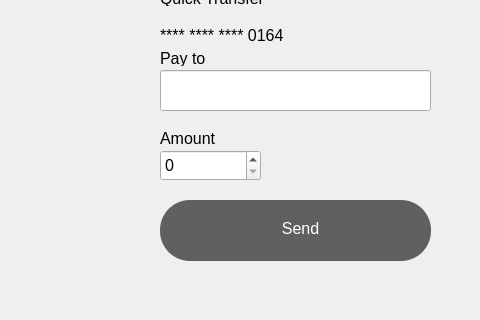
First picture: the form in forms/mainwindow.ui, repository IVAndreev21/YRT, before the edit; both pictures show x 800 to 1280 and y 400 to 720 of the 1280 by 720 pixel window.
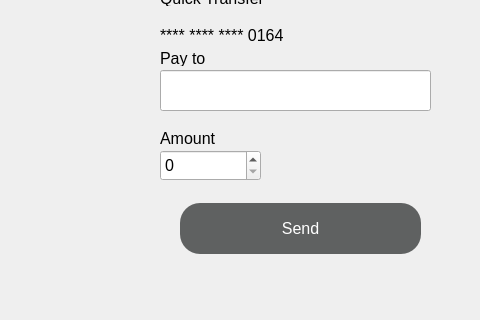
Second picture: the form after the edit. The open tabs and pages were chosen to show the change. Icons and pictures are not drawn.

```diff
--- a/forms/mainwindow.ui
+++ b/forms/mainwindow.ui
@@ -611,8 +611,15 @@
       </font>
      </property>
      <property name="styleSheet">
-      <string notr="true">border-radius:15px;
-color:white</string>
+      <string notr="true">QPushButton{
+background-color: rgb(95, 97, 97);
+border-radius:20px
+}
+QPushButton
+{
+   color:white;
+}
+</string>
      </property>
      <property name="text">
       <string>Send</string>
@@ -703,38 +710,6 @@
       <bool>true</bool>
      </property>
     </widget>
-    <widget class="QPushButton" name="addHeir_PB_2">
-     <property name="geometry">
-      <rect>
-       <x>810</x>
-       <y>610</y>
-       <width>271</width>
-       <height>61</height>
-      </rect>
-     </property>
-     <property name="font">
-      <font>
-       <family>Arial</family>
-       <pointsize>12</pointsize>
-       <italic>false</italic>
-       <bold>false</bold>
-      </font>
-     </property>
-     <property name="styleSheet">
-      <string notr="true">QPushButton{
-background-color: rgb(95, 97, 97);
-border-radius:30px
-}
-QPushButton
-{
-   color:white;
-}
-</string>
-     </property>
-     <property name="text">
-      <string/>
-     </property>
-    </widget>
     <widget class="QLabel" name="currency_BGN_LA">
      <property name="geometry">
       <rect>
```
Left out of the diff: 31 changed lines with no effect on the pictures.
